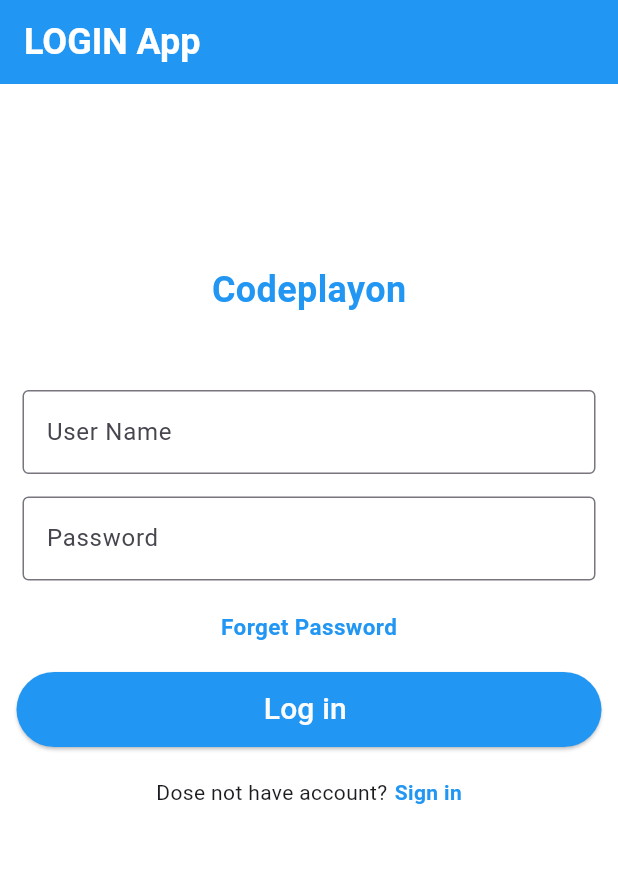
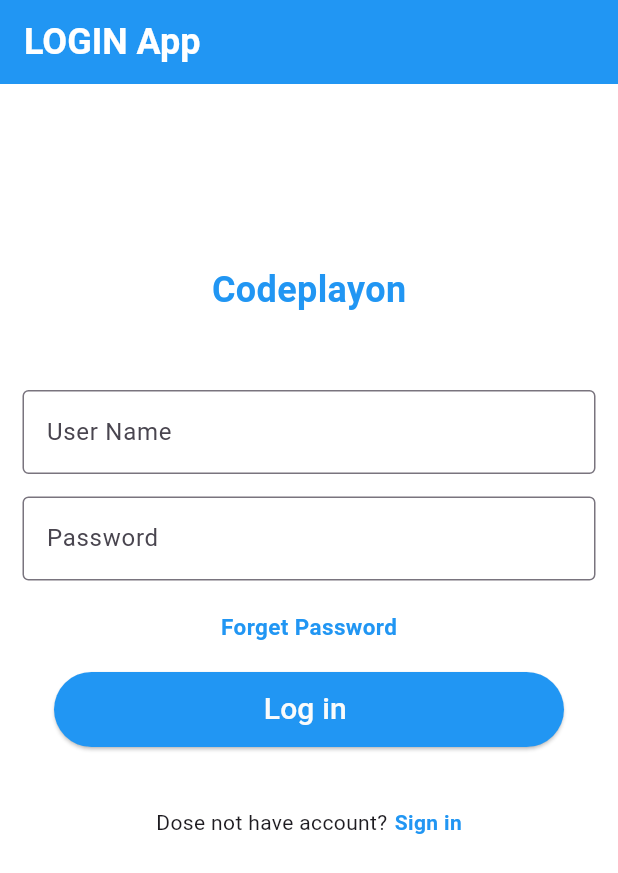
Before and after one commit to RanaAshraf21/Login-Screen, a Flutter app: the screen it shows after launch, on a phone screen of 412 x 824 dp. Shown: the top 873 px of the screen. Run offline on Flutter 3.47's test engine with Material 3 defaults, Android fonts, the phone set to English and light mode, and no system bars.

Commit message:
Update main.dart

```diff
--- a/lib/main.dart
+++ b/lib/main.dart
@@ -23,7 +23,7 @@ class _LoginDemoState extends State<LoginDemo> {
   @override
   Widget build(BuildContext context) {
     return Scaffold(
-      backgroundColor: Color.fromRGBO(253, 252, 252, 0),
+      backgroundColor: Colors.white,
       appBar: AppBar(
         title: Text(
           "LOGIN App",
@@ -89,10 +89,10 @@ class _LoginDemoState extends State<LoginDemo> {
                   ),
 
             Padding(
-              padding: const EdgeInsets.only(top:20),
+              padding: const EdgeInsets.all(20),
               child: SizedBox(
                 height:50,
-                width: 390,
+                width: 340,
                 child: Container(
                   // Set the background color of the login button to blue
                   child: ElevatedButton(
```
